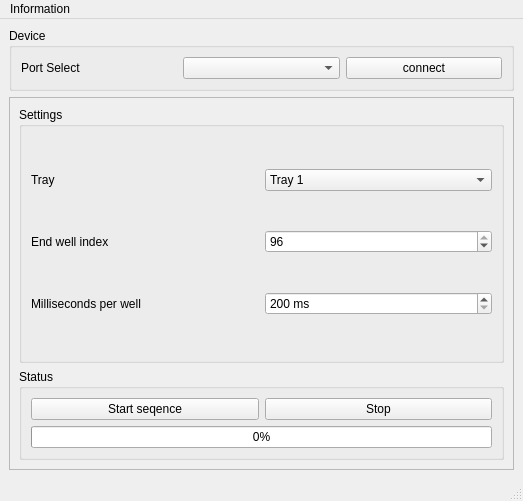
This is mainwindow.ui in nrish/machine-interface-caltech as Qt 5 draws it before an edit. The edited form follows.
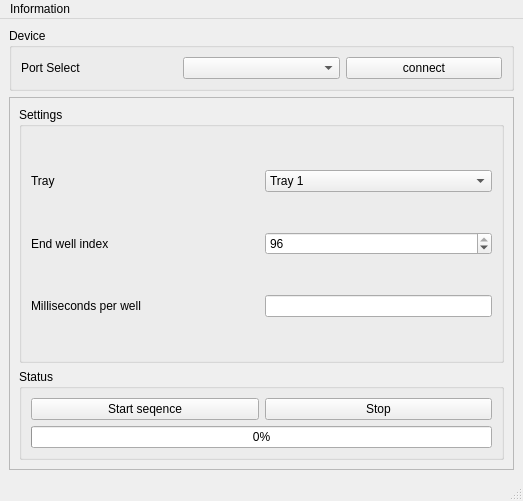
This is the edited form.

Commit message: Fixed the gui and port logic.

Patch:
```diff
--- a/mainwindow.ui
+++ b/mainwindow.ui
@@ -163,15 +163,12 @@
            </widget>
           </item>
           <item row="4" column="1">
-           <widget class="QSpinBox" name="timeWell">
-            <property name="suffix">
-             <string> ms</string>
-            </property>
-            <property name="minimum">
-             <number>200</number>
-            </property>
-            <property name="maximum">
-             <number>9999</number>
+           <widget class="QLineEdit" name="timeInput">
+            <property name="sizePolicy">
+             <sizepolicy hsizetype="Preferred" vsizetype="Fixed">
+              <horstretch>0</horstretch>
+              <verstretch>0</verstretch>
+             </sizepolicy>
             </property>
            </widget>
           </item>
```
The commit also changes 2 other files.
